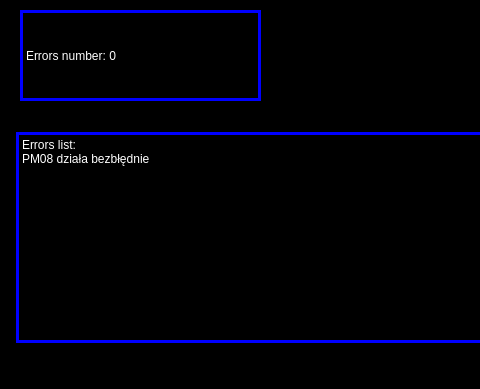
The window that main.ui (Evarios/PUTM_EV_DASHBOARD_2022) describes before a commit, drawn with Qt 5; both pictures show x 0 to 480 and y 90 to 479 of the 859 by 479 pixel window.
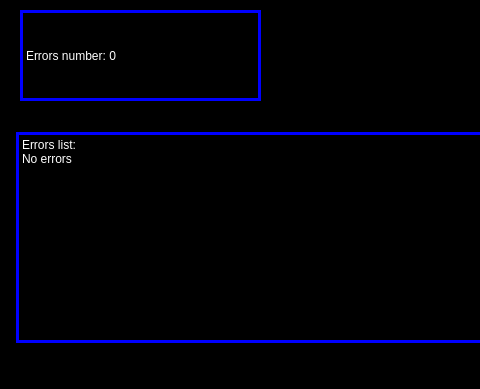
The same window after the commit. The open tabs and pages were chosen to show the change.

Commit message: reading values from serial

Patch:
```diff
--- a/main.ui
+++ b/main.ui
@@ -382,7 +382,7 @@
        </property>
        <property name="text">
         <string>Errors list: 
-PM08 działa bezbłędnie</string>
+No errors</string>
        </property>
        <property name="alignment">
         <set>Qt::AlignLeading|Qt::AlignLeft|Qt::AlignTop</set>
```
Left out of the diff: 4 changed lines with no effect on the pictures. The commit also changes 2 other files.
